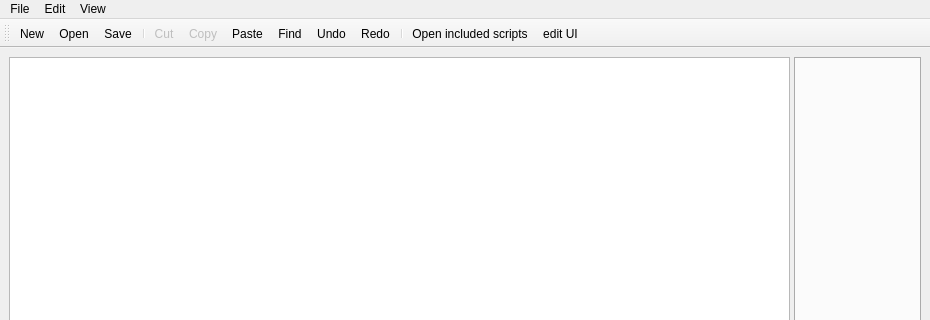
Above: ScriptCommunicator/ScriptEditor/mainwindow.ui from szieke/ScriptCommunicator_serial-terminal before the change; both pictures show x 0 to 930 and y 0 to 320 of the 930 by 749 pixel window. Below: the same form after it.
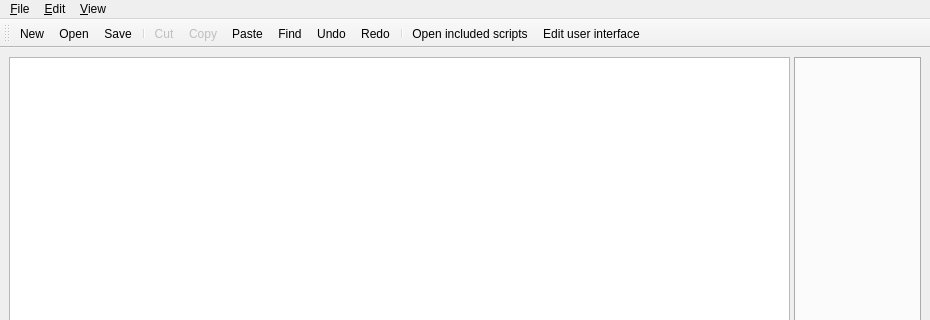
That is the form after the change. Icons and pictures are not drawn.

What changed in the file:
```diff
--- a/ScriptCommunicator/ScriptEditor/mainwindow.ui
+++ b/ScriptCommunicator/ScriptEditor/mainwindow.ui
@@ -59,7 +59,7 @@
    </property>
    <widget class="QMenu" name="menuFile">
     <property name="title">
-     <string>File</string>
+     <string>&amp;File</string>
     </property>
     <addaction name="actionNew"/>
     <addaction name="actionOpen"/>
@@ -71,7 +71,7 @@
    </widget>
    <widget class="QMenu" name="menuEdit">
     <property name="title">
-     <string>Edit</string>
+     <string>&amp;Edit</string>
     </property>
     <addaction name="actionUndo"/>
     <addaction name="actionRedo"/>
@@ -84,7 +84,7 @@
    </widget>
    <widget class="QMenu" name="menuView">
     <property name="title">
-     <string>View</string>
+     <string>&amp;View</string>
     </property>
     <addaction name="actionZoomIn"/>
     <addaction name="actionZoomOut"/>
@@ -318,7 +318,7 @@
      <normaloff>:/images/designer.ico</normaloff>:/images/designer.ico</iconset>
    </property>
    <property name="text">
-    <string>edit UI</string>
+    <string>Edit user interface</string>
    </property>
    <property name="toolTip">
     <string>edit the corresponding user interface file</string>
```
Left out of the diff: 7 changed lines with no effect on the pictures.
